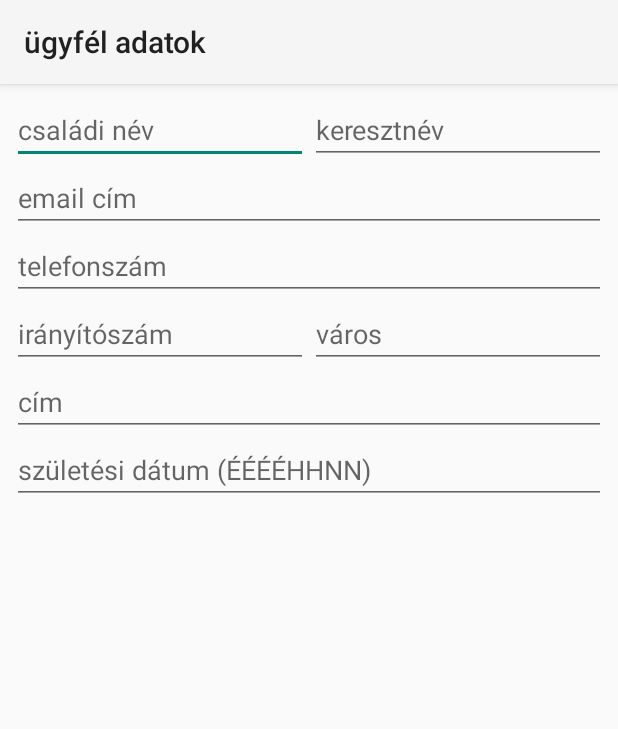
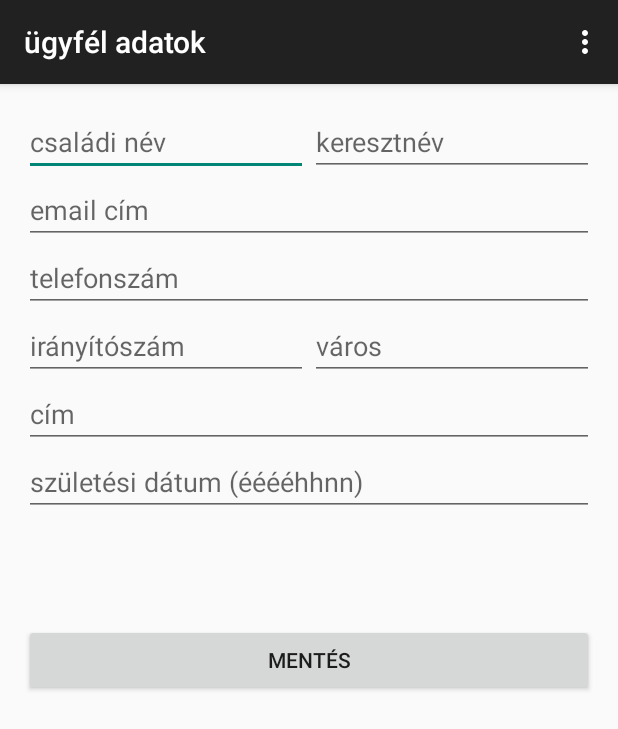
Before and after one commit to csenkey/NadacoVision, an Android app: the screen it shows after launch (MainActivity before the commit, CustomerDataActivity after it), on a phone screen of 412 x 824 dp. Shown: the top 729 px of the screen. Run offline under Robolectric (Android 15) with nearby library versions, the phone set to English and light mode, and no system bars.

Commit message:
customer data save

```diff
--- a/src/main/AndroidManifest.xml
+++ b/src/main/AndroidManifest.xml
@@ -1,6 +1,8 @@
 <?xml version="1.0" encoding="utf-8"?>
 <manifest xmlns:android="http://schemas.android.com/apk/res/android"
     package="com.example.istvancsenkey_sinko.nadacovision" >
+
+    <uses-permission android:name="android.permission.INTERNET" />
 
     <application
         android:allowBackup="true"
@@ -8,7 +10,7 @@
         android:label="@string/app_name"
         android:theme="@style/AppTheme" >
         <activity
-            android:name=".MainActivity"
+            android:name=".CustomerDataActivity"
             android:label="@string/customer_data" >
             <intent-filter>
                 <action android:name="android.intent.action.MAIN" />
--- a/src/main/java/com/example/istvancsenkey_sinko/nadacovision/MainActivity.java
+++ /dev/null
@@ -1,39 +0,0 @@
-package com.example.istvancsenkey_sinko.nadacovision;
-
-import android.support.v7.app.ActionBarActivity;
-import android.os.Bundle;
-import android.view.Menu;
-import android.view.MenuItem;
-
-
-public class MainActivity extends ActionBarActivity {
-
-    @Override
-    protected void onCreate(Bundle savedInstanceState) {
-        super.onCreate(savedInstanceState);
-        setContentView(R.layout.activity_main);
-    }
-
-
-    @Override
-    public boolean onCreateOptionsMenu(Menu menu) {
-        // Inflate the menu; this adds items to the action bar if it is present.
-        getMenuInflater().inflate(R.menu.menu_main, menu);
-        return true;
-    }
-
-    @Override
-    public boolean onOptionsItemSelected(MenuItem item) {
-        // Handle action bar item clicks here. The action bar will
-        // automatically handle clicks on the Home/Up button, so long
-        // as you specify a parent activity in AndroidManifest.xml.
-        int id = item.getItemId();
-
-        //noinspection SimplifiableIfStatement
-        if (id == R.id.action_settings) {
-            return true;
-        }
-
-        return super.onOptionsItemSelected(item);
-    }
-}
--- a/src/main/res/layout/activity_main.xml
+++ b/src/main/res/layout/activity_customer_data.xml
@@ -94,5 +94,15 @@
         android:layout_alignParentStart="true"
         android:hint="@string/customer_birthday"/>
 
+    <Button
+        android:layout_width="wrap_content"
+        android:layout_height="wrap_content"
+        android:text="@string/btn_save"
+        android:id="@+id/btn_save_customer_data"
+        android:layout_centerVertical="true"
+        android:layout_alignParentStart="true"
+        android:layout_alignEnd="@+id/customer_city"
+        android:onClick="save" />
+
 
 </RelativeLayout>
--- /dev/null
+++ b/src/main/res/menu/menu_main.xml
@@ -0,0 +1,10 @@
+<menu xmlns:android="http://schemas.android.com/apk/res/android"
+    xmlns:app="http://schemas.android.com/apk/res-auto"
+    xmlns:tools="http://schemas.android.com/tools"
+    tools:context=".MainActivity">
+    <item
+        android:id="@+id/action_settings"
+        android:title="@string/action_settings"
+        android:orderInCategory="100"
+        app:showAsAction="never" />
+</menu>
--- /dev/null
+++ b/src/main/res/values-w820dp/dimens.xml
@@ -0,0 +1,6 @@
+<resources>
+    <!-- Example customization of dimensions originally defined in res/values/dimens.xml
+         (such as screen margins) for screens with more than 820dp of available width. This
+         would include 7" and 10" devices in landscape (~960dp and ~1280dp respectively). -->
+    <dimen name="activity_horizontal_margin">64dp</dimen>
+</resources>
--- /dev/null
+++ b/src/main/res/values/dimens.xml
@@ -0,0 +1,5 @@
+<resources>
+    <!-- Default screen margins, per the Android Design guidelines. -->
+    <dimen name="activity_horizontal_margin">16dp</dimen>
+    <dimen name="activity_vertical_margin">16dp</dimen>
+</resources>
--- a/src/main/res/values/strings.xml
+++ b/src/main/res/values/strings.xml
@@ -3,6 +3,8 @@
 
     <string name="hello_world">Hello world!</string>
     <string name="action_settings">Settings</string>
+
+    <string name="btn_save">mentés</string>
 
     <string name="customer_lastname">családi név</string>
     <string name="customer_firstname">keresztnév</string>
@@ -11,6 +13,6 @@
     <string name="customer_zip">irányítószám</string>
     <string name="customer_city">város</string>
     <string name="customer_address">cím</string>
-    <string name="customer_birthday">születési dátum (ÉÉÉÉHHNN)</string>
+    <string name="customer_birthday">születési dátum (ééééhhnn)</string>
     <string name="customer_data">ügyfél adatok</string>
 </resources>
--- /dev/null
+++ b/src/main/res/values/styles.xml
@@ -0,0 +1,8 @@
+<resources>
+
+    <!-- Base application theme. -->
+    <style name="AppTheme" parent="Theme.AppCompat.Light.DarkActionBar">
+        <!-- Customize your theme here. -->
+    </style>
+
+</resources>
```
Also changed, not shown: build.gradle (added, +25 -0 lines), src/main/java/com/example/istvancsenkey_sinko/nadacovision/CustomerDataActivity.java (added, +80 -0 lines), src/main/java/com/example/istvancsenkey_sinko/nadacovision/connector/server/SendPost.java (added, +79 -0 lines), src/main/res/mipmap-hdpi/ic_launcher.png (added), src/main/res/mipmap-mdpi/ic_launcher.png (added), src/main/res/mipmap-xhdpi/ic_launcher.png (added), src/main/res/mipmap-xxhdpi/ic_launcher.png (added), 4 other files.
